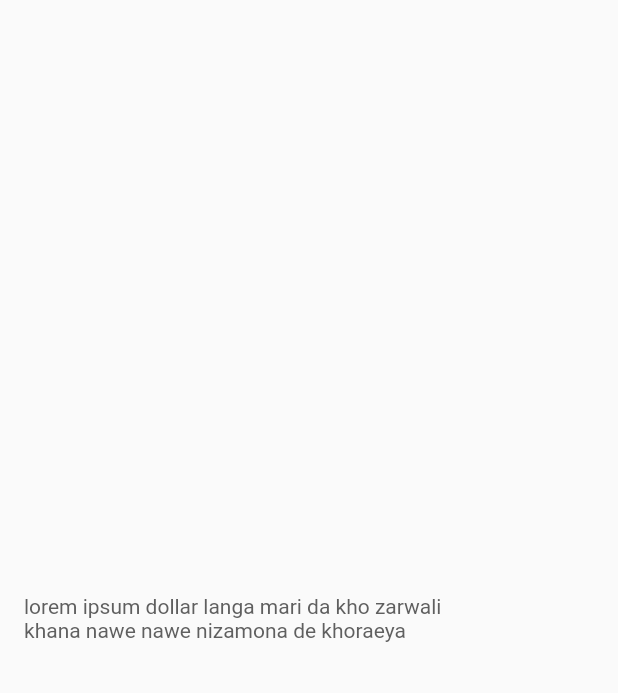
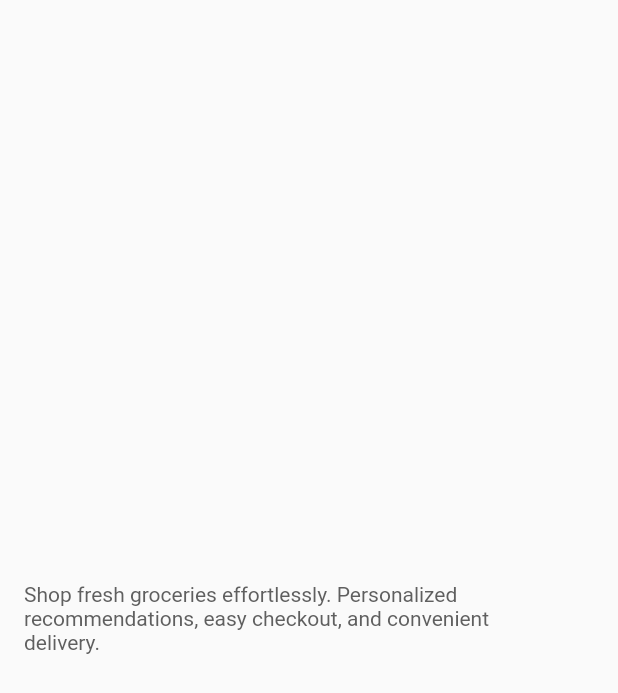
Before and after one commit to gulalam/groceryapp, a Flutter app: the DescriptionText widget shown alone on an empty page, opened directly, on a phone screen of 412 x 824 dp. Shown: the top 693 px of the screen. Run offline on Flutter 3.47's test engine with Material 2 defaults, Android fonts, the light colour scheme and no system bars.

Commit message:
description update

```diff
--- a/lib/homePage/description_text.dart
+++ b/lib/homePage/description_text.dart
@@ -16,7 +16,7 @@ class DescriptionText extends StatelessWidget {
           Expanded(
             flex: 5,
             child: Text(
-              'lorem ipsum dollar langa mari da kho zarwali khana nawe nawe nizamona de khoraeya',
+              'Shop fresh groceries effortlessly. Personalized recommendations, easy checkout, and convenient delivery.',
               style: descriptionText,
             ),
           ),
--- a/lib/productCards/product_page.dart
+++ b/lib/productCards/product_page.dart
@@ -12,7 +12,7 @@ class ProductPage extends StatefulWidget {
       required this.description,
       this.discount = ' ',
       required this.sku,
-      this.ratting = 3,
+      this.ratting = 5,
       required this.index,
       required this.products,
       required this.homePage});
@@ -237,7 +237,7 @@ class Ratting extends StatelessWidget {
   Widget build(BuildContext context) {
     return Row(children: [
       for (int i = 0; i < (5 - (5 - ratting)); i++)
-        const Icon(Icons.star, color: Colors.blue),
+        const Icon(Icons.star, color: Color.fromARGB(255, 234, 255, 3)),
       for (int i = 0; i < (5 - ratting); i++) const Icon(Icons.star)
     ]);
   }
```
